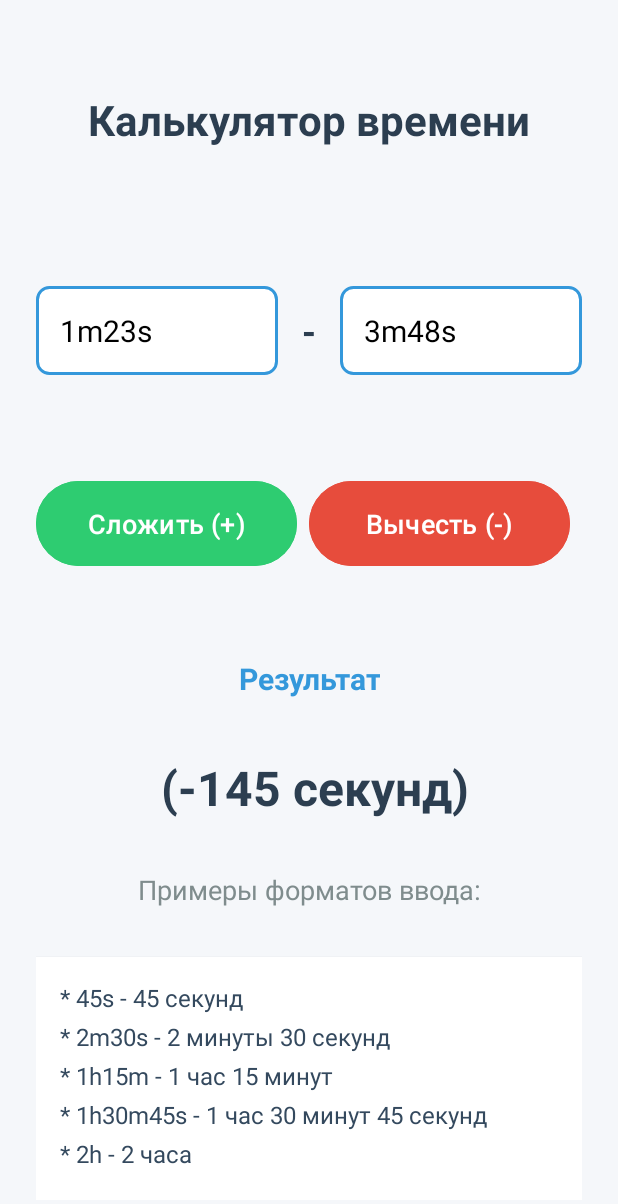
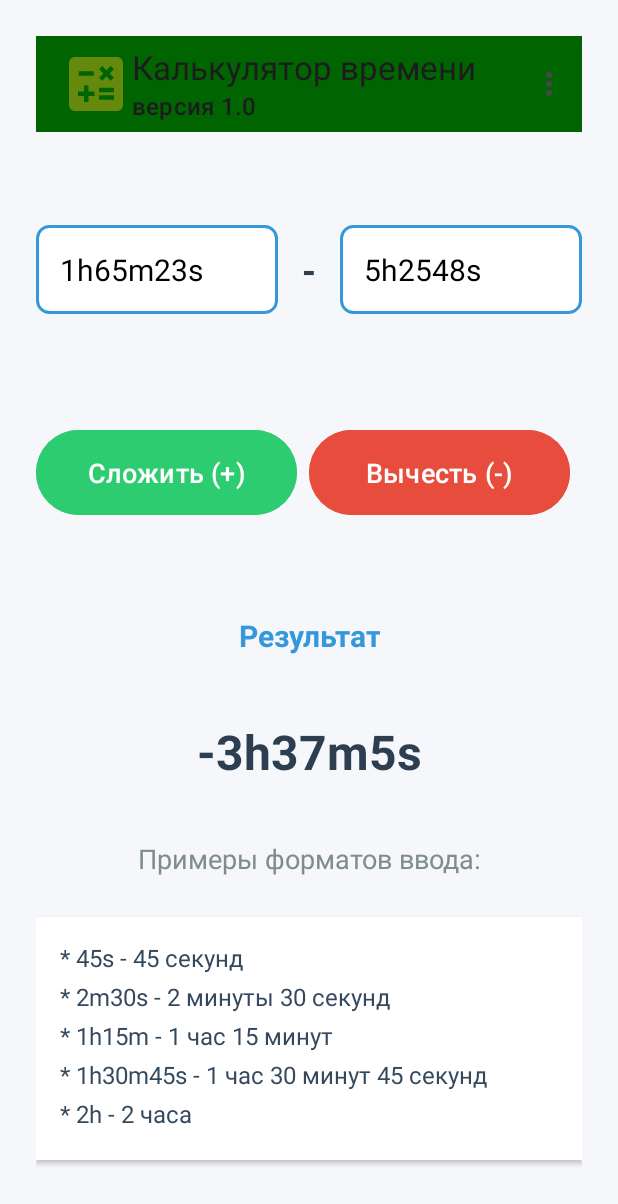
Before and after one commit to MexLD86/CalculatorTime, an Android app: the screen it shows after launch (MainActivity), after a tap on "Вычесть (-)", on a phone screen of 412 x 824 dp. Shown: the top 1204 px of the screen. Run offline under Robolectric (Android 15) with nearby library versions, the phone set to English and light mode, and no system bars.

Commit message:
Добавлен Toolbar,Menu, Toast  и обрабртку отрицательных результатов

```diff
--- a/app/src/main/java/com/example/calculatortime/MainActivity.kt
+++ b/app/src/main/java/com/example/calculatortime/MainActivity.kt
@@ -1,16 +1,23 @@
 package com.example.calculatortime
 
 import android.os.Bundle
+import android.text.Editable
+import android.text.TextWatcher
+import android.view.Menu
+import android.view.MenuItem
 import android.widget.Button
 import android.widget.EditText
 import android.widget.TextView
 import android.widget.Toast
+import android.widget.Toolbar
 import androidx.activity.enableEdgeToEdge
 import androidx.appcompat.app.AppCompatActivity
 import androidx.core.view.ViewCompat
 import androidx.core.view.WindowInsetsCompat
 
 class MainActivity : AppCompatActivity() {
+
+    private lateinit var toolbarMain: androidx.appcompat.widget.Toolbar
     private lateinit var firstTimeET: EditText
     private lateinit var secondTimeET: EditText
 
@@ -28,7 +35,18 @@ class MainActivity : AppCompatActivity() {
         super.onCreate(savedInstanceState)
         setContentView(R.layout.activity_main)
 
+        toolbarMain = findViewById(R.id.toolbarMain)
+        setSupportActionBar(toolbarMain)
+        title = "Калькулятор времени"
+        toolbarMain.subtitle = "версия 1.0"
+        toolbarMain.setLogo(R.drawable.ic_calculate)
+        initView()
+        setupListeners()
+        calculateTime()
+        testFormatSecondsToTime()
+    }
 
+    private fun initView() {
         //Инициализация UI элементов
         firstTimeET = findViewById(R.id.firstTimeET)
         secondTimeET = findViewById(R.id.secondTimeET)
@@ -38,10 +56,12 @@ class MainActivity : AppCompatActivity() {
         subtrackOperationBTN = findViewById(R.id.subtrackOperationBTN)
 
         //Установка значений по умолчанию
-        firstTimeET.setText("1m23s")
-        secondTimeET.setText("3m48s")
+        firstTimeET.setText("1h65m23s")
+        secondTimeET.setText("5h2548s")
         updateOperatorDisplay()
+    }
 
+    private fun setupListeners() {
         //Обработчики кнопок
         addOperationBTN.setOnClickListener {
             isAddition = true
@@ -53,13 +73,57 @@ class MainActivity : AppCompatActivity() {
             updateOperatorDisplay()
             calculateTime()
         }
-        //Вычисляем нанчальный результат
-        calculateTime()
+
+        //Слушатели изменения текста для автоматического пересчета
+        val textWatcher = object : TextWatcher {
+            override fun afterTextChanged(s: Editable?) {
+                calculateTime()
+            }
+
+            override fun beforeTextChanged(s: CharSequence?, start: Int, count: Int, after: Int) {}
+            override fun onTextChanged(s: CharSequence?, start: Int, before: Int, count: Int) {}
+        }
+        firstTimeET.addTextChangedListener(textWatcher)
+        secondTimeET.addTextChangedListener(textWatcher)
+    }
+
+
+    override fun onCreateOptionsMenu(menu: Menu?): Boolean {
+        menuInflater.inflate(R.menu.menu_main, menu)
+        return true
+    }
+
+    override fun onOptionsItemSelected(item: MenuItem): Boolean {
+        when (item.itemId) {
+            R.id.resetMenuMain -> {
+                firstTimeET.text.clear()
+                secondTimeET.text.clear()
+                resultTV.text = "Результат"
+                Toast.makeText(
+                    applicationContext,
+                    "Данные очищены",
+                    Toast.LENGTH_LONG
+                ).show()
+            }
+
+            R.id.exitMenuMain -> {
+                Toast.makeText(
+                    applicationContext,
+                    "Работа завершена",
+                    Toast.LENGTH_LONG
+                ).show()
+                finish()
+            }
+        }
+        return super.onOptionsItemSelected(item)
     }
 
     private fun updateOperatorDisplay() {
         operatorTV.text = if (isAddition) "+" else "-"
 
+        //Обновляем цвета кнопок
+        val activeColorAdd = if (isAddition) R.color.green_active else R.color.green_inactive
+        val activeColorSubtract = if (isAddition) R.color.red_active else R.color.red_inactive
     }
 
     private fun calculateTime() {
@@ -83,74 +147,65 @@ class MainActivity : AppCompatActivity() {
             val resultSeconds = if (isAddition) {
                 timeOneSeconds + timeTwoSeconds
             } else {
-                var diff = timeOneSeconds - timeTwoSeconds
-                if (diff < 0) {
-                    //Для отрицательного результата покажем в формате "-1m30s"
-                    diff
-                } else {
-                    diff
-                }
+                timeOneSeconds - timeTwoSeconds
             }
 
             //Конвертация результата обратно в формат времени
             val resultTime = formateSecondsToTime(resultSeconds)
+            resultTV.text = resultTime
 
-            //Отображение результата
-            resultTV.text = "$resultTime ($resultSeconds секунд)"
+//            //Отображение результата
+//            resultTV.text = "$resultTime ($resultSeconds секунд)"
         } catch (e: Exception) {
+            resultTV.text = "Ошибка"
             Toast.makeText(
-                this, "Ошибка формата времени",
+                this, "Некорректный формат времени",
                 Toast.LENGTH_SHORT
             ).show()
-            e.printStackTrace()
         }
     }
 
 
     private fun formateSecondsToTime(totalSeconds: Int): String {
-        val hours = totalSeconds / 3600
-        val minutes = (totalSeconds % 3600) / 60
-        val seconds = totalSeconds % 60
+        if (totalSeconds == 0) return "0s"
+        val isNegative = totalSeconds < 0
+        var remainingSeconds = Math.abs(totalSeconds)
+        //Вычисляем часы минуты секунды
+        val hours = remainingSeconds / 3600
+        remainingSeconds %= 3600
+        val minutes = remainingSeconds / 60
+        val seconds = remainingSeconds % 60
+
+        //Форматируем результат
         return buildString {
-            if (hours > 0) {
-                append("${hours}ч")
-            }
-            if (minutes > 0) {
-                append("${minutes}мин")
-            }
-            if (seconds > 0 || totalSeconds == 0) {
-                append("${seconds}сек")
+
+            if (isNegative) append("-")
+
+            when {
+                hours > 0 -> append("${hours}h${minutes}m${seconds}s")
+                minutes > 0 -> append("${minutes}m${seconds}s")
+                else -> append("${seconds}s")
             }
         }
     }
-
     private fun parseTimeToSeconds(timeStr: String): Int {
         var totalSeconds = 0
         var remainingStr = timeStr.lowercase()
+        //паттерны для часов, минут, секунд
+        val patterns = listOf(
+            Regex("""(\d+)\s*h""") to 3600, // часы
+            Regex("""(\d+)\s*m""") to 60, //минуты
+            Regex("""(\d+)\s*s""") to 1   //сеекунды
+        )
 
-        //Регулярные выражения для поиска компонентов времени
-        val hourPattern = Regex("""(\d+)\s*h""")
-        val minutePattern = Regex("""(\d+)\s*m""")
-        val secondPattern = Regex("""(\d+)\s*s""")
+        for ((pattern, multiplier) in patterns) {
+            pattern.find(remainingStr)?.let { match ->
+                val value = match.groupValues[1].toInt()
+                totalSeconds += value * multiplier
+                remainingStr = remainingStr.replace(match.value, "")
+            }
+        }
 
-        //Извлечение часов
-        hourPattern.find(remainingStr)?.let { match ->
-            val hours = match.groupValues[1].toInt()
-            totalSeconds += hours * 3600
-            remainingStr = remainingStr.replace(match.value, "")
-        }
-        //Извлечение минут
-        minutePattern.find(remainingStr)?.let { match ->
-            val minutes = match.groupValues[1].toInt()
-            totalSeconds += minutes * 60
-            remainingStr = remainingStr.replace(match.value, "")
-        }
-        //Извлечение секунд
-        secondPattern.find(remainingStr)?.let { match ->
-            val seconds = match.groupValues[1].toInt()
-            totalSeconds += seconds
-            remainingStr = remainingStr.replace(match.value, "")
-        }
         //Если остались только цифры (например "120"), считаем что это секунды
         val digitsOnly = Regex("""(\d+)""").find(remainingStr.trim())
         if (digitsOnly != null && totalSeconds == 0) {
@@ -158,4 +213,27 @@ class MainActivity : AppCompatActivity() {
         }
         return totalSeconds
     }
+
+    private fun testFormatSecondsToTime() {
+        val testCases = listOf(
+            0 to "0s",
+            45 to "45s",
+            60 to "1m0s",
+            65 to "1m5s",
+            3600 to "1h0m0s",
+            3665 to "1h1m5s",
+            -45 to "-45s",
+            -60 to "-1m0s",
+            -65 to "-1m5s",
+            -3600 to "-1h0m0s",
+            -3665 to "-1h1m5s",
+            5 * 60 + 11 to "5m11s",
+            (1 * 3600 + 23 * 60 + 36) to "1h23m36s"
+        )
+
+        for ((seconds, expected) in testCases) {
+            val result = formateSecondsToTime(seconds)
+            println("$seconds -> $result (ожидается: $expected) ${if(result == expected) "✔" else "✖"}")
+        }
+    }
 }
--- /dev/null
+++ b/app/src/main/res/drawable/ic_calculate.xml
@@ -0,0 +1,10 @@
+<vector xmlns:android="http://schemas.android.com/apk/res/android"
+    android:height="48dp" android:tint="#64890C"
+    android:viewportHeight="24"
+    android:viewportWidth="24"
+    android:width="48dp">
+
+    <path android:fillColor="@android:color/white"
+        android:pathData="M19,3H5C3.9,3 3,3.9 3,5v14c0,1.1 0.9,2 2,2h14c1.1,0 2,-0.9 2,-2V5C21,3.9 20.1,3 19,3zM13.03,7.06L14.09,6l1.41,1.41L16.91,6l1.06,1.06l-1.41,1.41l1.41,1.41l-1.06,1.06L15.5,9.54l-1.41,1.41l-1.06,-1.06l1.41,-1.41L13.03,7.06zM6.25,7.72h5v1.5h-5V7.72zM11.5,16h-2v2H8v-2H6v-1.5h2v-2h1.5v2h2V16zM18,17.25h-5v-1.5h5V17.25zM18,14.75h-5v-1.5h5V14.75z"/>
+
+</vector>
--- a/app/src/main/res/layout/activity_main.xml
+++ b/app/src/main/res/layout/activity_main.xml
@@ -9,22 +9,15 @@
     android:orientation="vertical"
     android:padding="24dp"
     tools:context=".MainActivity">
-    <!--Заголовок-->
-    <TextView
-        android:id="@+id/headingAppTV"
-        android:layout_width="wrap_content"
+
+
+    <androidx.appcompat.widget.Toolbar
+        android:id="@+id/toolbarMain"
+        android:layout_width="match_parent"
         android:layout_height="wrap_content"
-        android:layout_gravity="center_horizontal"
-        android:text="@string/heading_app"
-        android:textColor="@color/primary_color"
-        android:textSize="28sp"
-        android:textStyle="bold"
-        app:layout_constraintBottom_toBottomOf="parent"
-        app:layout_constraintEnd_toEndOf="parent"
-        app:layout_constraintStart_toStartOf="parent"
-        app:layout_constraintTop_toTopOf="parent"
-        app:layout_constraintVertical_bias="0.05"
-        />
+        android:background="@color/mediumPurple"
+        tools:ignore="MissingConstraints"/>
+
     <LinearLayout
         android:id="@+id/linearLayoutInputTime"
         android:layout_width="match_parent"
@@ -35,8 +28,8 @@
         app:layout_constraintBottom_toBottomOf="parent"
         app:layout_constraintEnd_toEndOf="parent"
         app:layout_constraintStart_toStartOf="parent"
-        app:layout_constraintTop_toBottomOf="@+id/headingAppTV"
-        app:layout_constraintVertical_bias="0.15">
+        app:layout_constraintTop_toBottomOf="@+id/toolbarMain"
+        app:layout_constraintVertical_bias="0.1">
 
         <EditText
             android:id="@+id/firstTimeET"
@@ -174,7 +167,7 @@
         app:layout_constraintBottom_toBottomOf="parent"
         app:layout_constraintEnd_toEndOf="parent"
         app:layout_constraintStart_toStartOf="parent"
-        app:layout_constraintTop_toBottomOf="@+id/textView"
+        app:layout_constraintTop_toBottomOf="@+id/examplesFormatedTV"
        app:layout_constraintHorizontal_bias="0.15">
         <TextView
             android:layout_width="wrap_content"
--- /dev/null
+++ b/app/src/main/res/menu/menu_main.xml
@@ -0,0 +1,17 @@
+<?xml version="1.0" encoding="utf-8"?>
+<menu xmlns:android="http://schemas.android.com/apk/res/android"
+    xmlns:app="http://schemas.android.com/apk/res-auto">
+
+    <item
+        android:id="@+id/resetMenuMain"
+        android:orderInCategory="50"
+        android:title="@string/reset"
+        app:showAsAction="never"/>
+
+    <item
+        android:id="@+id/exitMenuMain"
+        android:orderInCategory="50"
+        android:title="@string/exit"
+        app:showAsAction="never"/>
+
+</menu>
--- a/app/src/main/res/values/colors.xml
+++ b/app/src/main/res/values/colors.xml
@@ -7,6 +7,7 @@
     <color name="purple_700">#FF3700B3</color>
     <color name="teal_200">#FF03DAC5</color>
     <color name="teal_700">#FF018786</color>
+    <color name="mediumPurple">#006400</color>
 
     <!-- Кастомные цвета для калькулятора времени -->
     <color name="primary_color">#2C3E50</color>
@@ -17,4 +18,10 @@
     <color name="subtract_button_color">#E74C3C</color>
     <color name="regular_text_color">#34495E</color>
     <color name="secondary_text_color">#7F8C8D</color>
+
+    <!--Цвета для кнопок-->
+    <color name="green_active">#27AE60</color>
+    <color name="green_inactive">#95A5A6</color>
+    <color name="red_active">#C0392B</color>
+    <color name="red_inactive">#95A5A6</color>
 </resources>
--- a/app/src/main/res/values/strings.xml
+++ b/app/src/main/res/values/strings.xml
@@ -14,4 +14,6 @@
     <string name="example_hour_minute_second">* 1h30m45s - 1 час 30 минут 45 секунд</string>
     <string name="example_hour">* 2h - 2 часа</string>
     <string name="example_result">5m11s</string>
+    <string name="exit">Exit</string>
+    <string name="reset">Reset</string>
 </resources>
```
